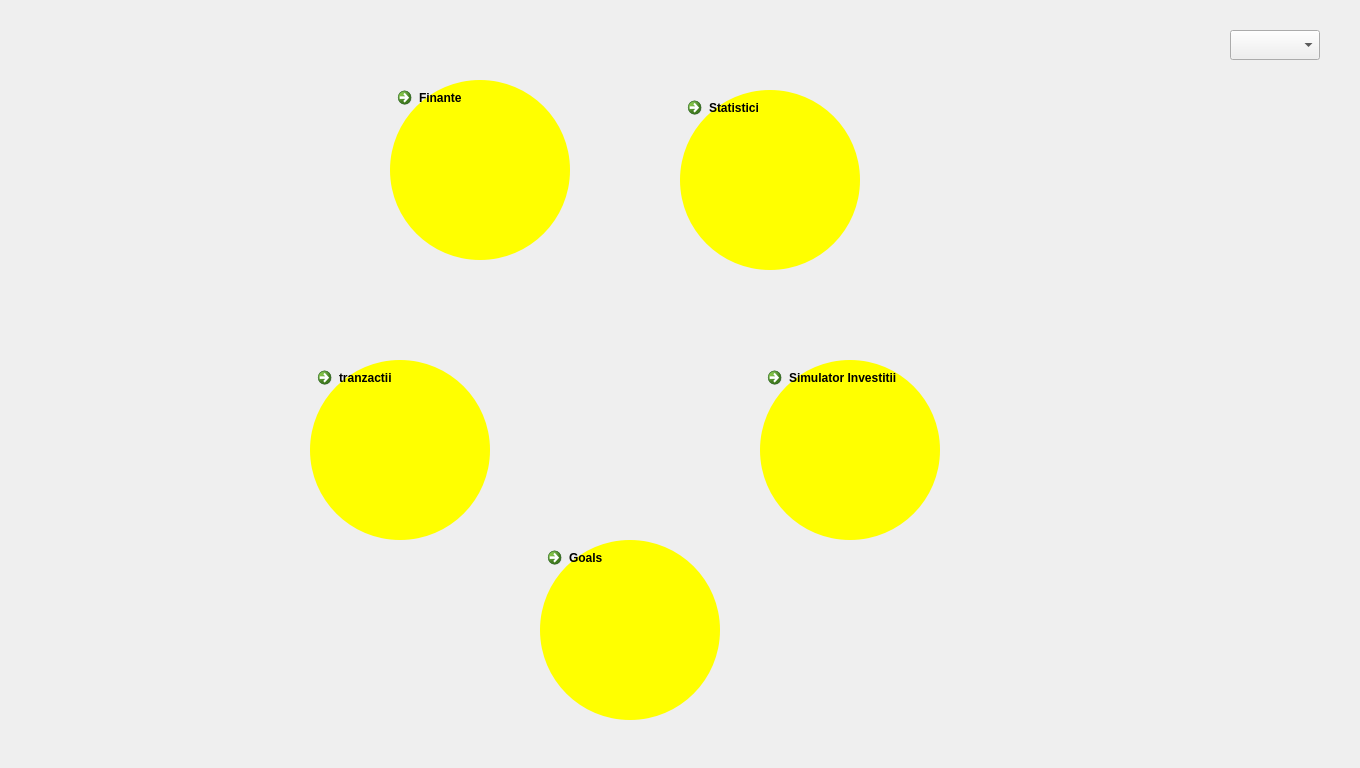
Qt form 3_Solution/CleverClient/dashboard.ui (georgecpp/CleverPocket) before a commit.
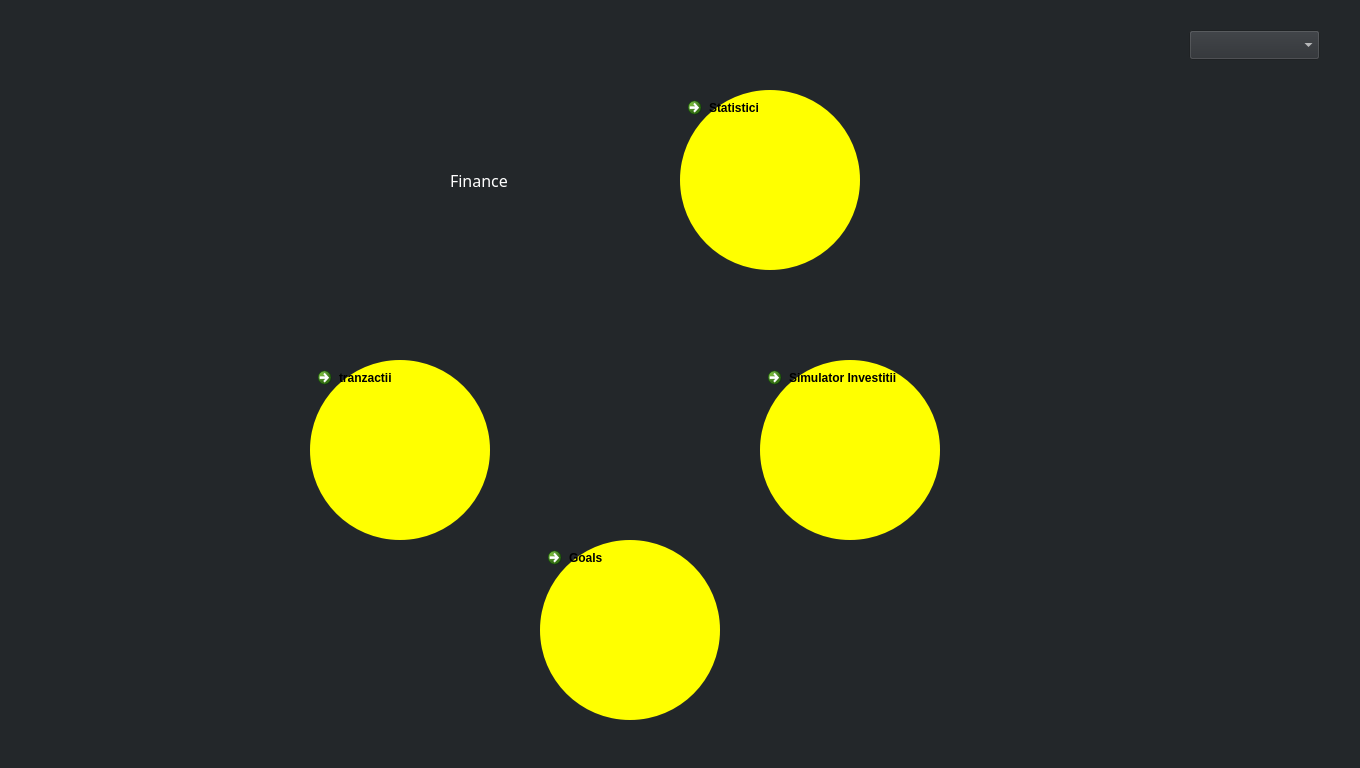
The same form after that commit. The open tabs and pages were chosen to show the change. Icons and pictures are not drawn. Custom widgets are drawn as their Qt base class.

What changed in the file:
```diff
--- a/3_Solution/CleverClient/dashboard.ui
+++ b/3_Solution/CleverClient/dashboard.ui
@@ -34,45 +34,14 @@
     <bool>false</bool>
    </property>
    <property name="styleSheet">
-    <string notr="true"/>
+    <string notr="true">background-color:rgb(35, 39, 42);
+
+</string>
    </property>
    <property name="currentIndex">
     <number>12</number>
    </property>
    <widget class="QWidget" name="dashboardPage">
-    <widget class="QCommandLinkButton" name="financesCommandLinkButton">
-     <property name="geometry">
-      <rect>
-       <x>390</x>
-       <y>80</y>
-       <width>180</width>
-       <height>180</height>
-      </rect>
-     </property>
-     <property name="mouseTracking">
-      <bool>true</bool>
-     </property>
-     <property name="tabletTracking">
-      <bool>true</bool>
-     </property>
-     <property name="styleSheet">
-      <string notr="true">
-              QCommandLinkButton
-              {
-              background-color : lightgreen;
-              border-radius: 90px;
-              }
-              QCommandLinkButton::!hover
-              {
-              background-color : yellow;
-              border-radius: 90px;
-              }
-            </string>
-     </property>
-     <property name="text">
-      <string>Finante</string>
-     </property>
-    </widget>
     <widget class="QCommandLinkButton" name="transactionsCommandLinkButton">
      <property name="geometry">
       <rect>
@@ -111,9 +80,11 @@
      </property>
      <property name="styleSheet">
       <string notr="true">
-              QCommandLinkButton
+              QCommandLinkButton::hover
               {
-              background-color : lightgreen;
+             
+	
+	border-image: url(:/images/Images/img4.png);
               border-radius: 90px;
               }
               QCommandLinkButton::!hover
@@ -157,12 +128,47 @@
     <widget class="QComboBox" name="dashboardOptions">
      <property name="geometry">
       <rect>
-       <x>1230</x>
+       <x>1189</x>
        <y>30</y>
-       <width>90</width>
+       <width>131</width>
        <height>30</height>
       </rect>
      </property>
+     <property name="font">
+      <font>
+       <family>Whitney</family>
+       <weight>50</weight>
+       <bold>false</bold>
+       <underline>false</underline>
+       <strikeout>false</strikeout>
+      </font>
+     </property>
+     <property name="styleSheet">
+      <string notr="true">QComboBox
+{
+color:white;
+background-color: rgb(44, 47, 51);
+}
+QComboBox QAbstractItemView {
+   color:white;
+    selection-background-color:rgb(88, 101, 242);
+	backgroud-color:rgb(44, 47, 51);	
+}
+
+QComboBox QScrollBar
+{
+background: #5865F2
+}
+
+QComboBox QAbstractItemView QScrollBar
+{
+background: #5865F2
+}
+
+
+
+</string>
+     </property>
      <property name="currentText">
       <string/>
      </property>
@@ -194,6 +200,69 @@
       <string>Goals</string>
      </property>
     </widget>
+    <widget class="QCommandLinkButton" name="financesCommandLinkButton_2">
+     <property name="geometry">
+      <rect>
+       <x>390</x>
+       <y>90</y>
+       <width>180</width>
+       <height>180</height>
+      </rect>
+     </property>
+     <property name="mouseTracking">
+      <bool>true</bool>
+     </property>
+     <property name="tabletTracking">
+      <bool>true</bool>
+     </property>
+     <property name="styleSheet">
+      <string notr="true">
+              QCommandLinkButton ::hover
+              {
+              
+	border-image: url(:/images/Images/img4.png);
+             
+              }
+              QCommandLinkButton::!hover
+              {
+              background-color : rgb(35, 39, 42);
+            
+              }
+
+            </string>
+     </property>
+     <property name="text">
+      <string/>
+     </property>
+     <property name="iconSize">
+      <size>
+       <width>0</width>
+       <height>0</height>
+      </size>
+     </property>
+    </widget>
+    <widget class="QLabel" name="label_13">
+     <property name="geometry">
+      <rect>
+       <x>450</x>
+       <y>170</y>
+       <width>71</width>
+       <height>21</height>
+      </rect>
+     </property>
+     <property name="font">
+      <font>
+       <family>Whitney</family>
+       <pointsize>12</pointsize>
+      </font>
+     </property>
+     <property name="styleSheet">
+      <string notr="true">color:white;</string>
+     </property>
+     <property name="text">
+      <string>Finance</string>
+     </property>
+    </widget>
    </widget>
    <widget class="QWidget" name="financesPage">
     <widget class="QComboBox" name="financesOptions">
```
Left out of the diff: 2 changed lines with no effect on the pictures.
